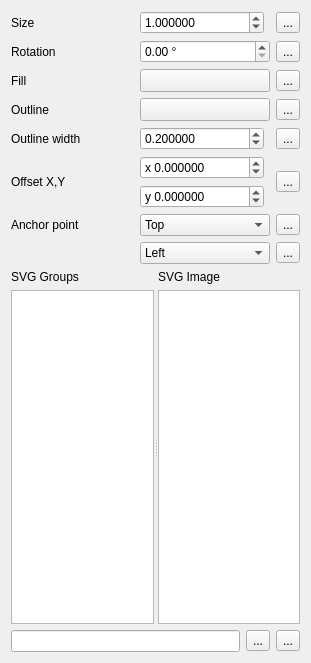
qgis/QGIS, file src/ui/symbollayer/widget_svgmarker.ui: the form before one commit.
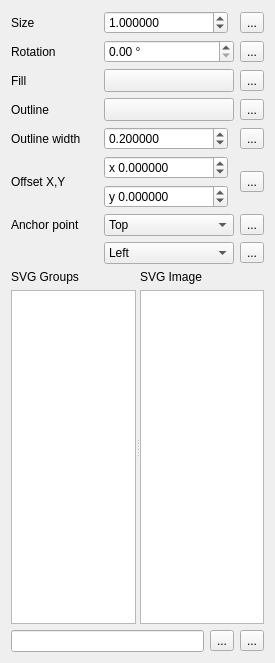
The form after the commit. Custom widgets are drawn as their Qt base class.

```diff
--- a/src/ui/symbollayer/widget_svgmarker.ui
+++ b/src/ui/symbollayer/widget_svgmarker.ui
@@ -6,7 +6,7 @@
    <rect>
     <x>0</x>
     <y>0</y>
-    <width>311</width>
+    <width>275</width>
     <height>663</height>
    </rect>
   </property>
```
